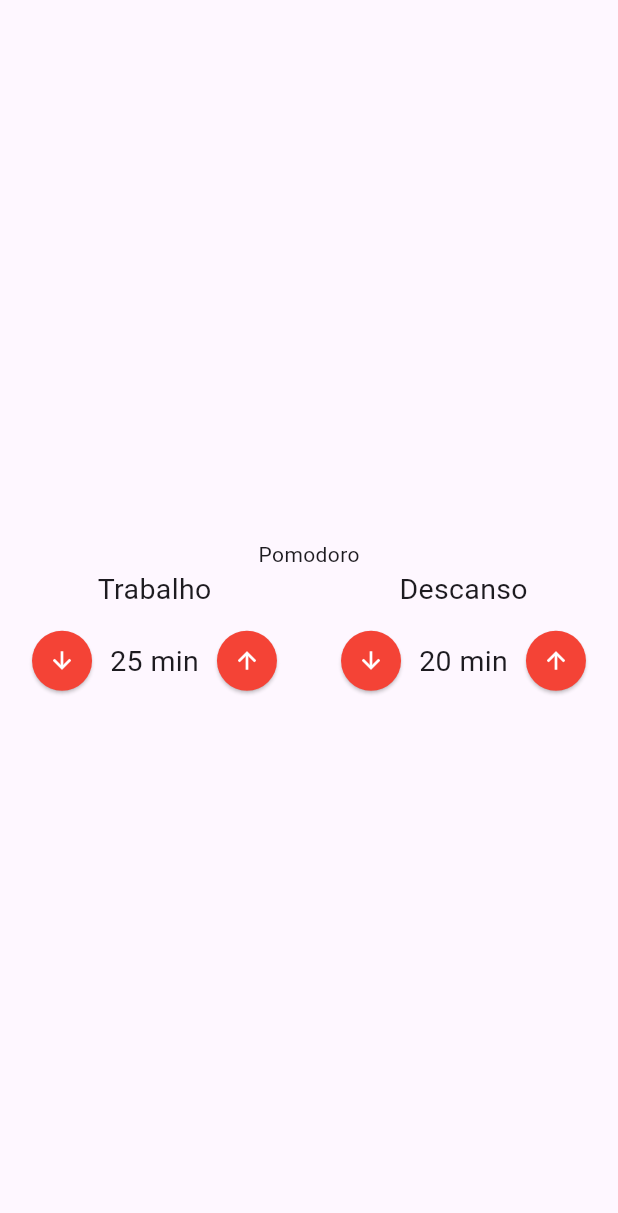
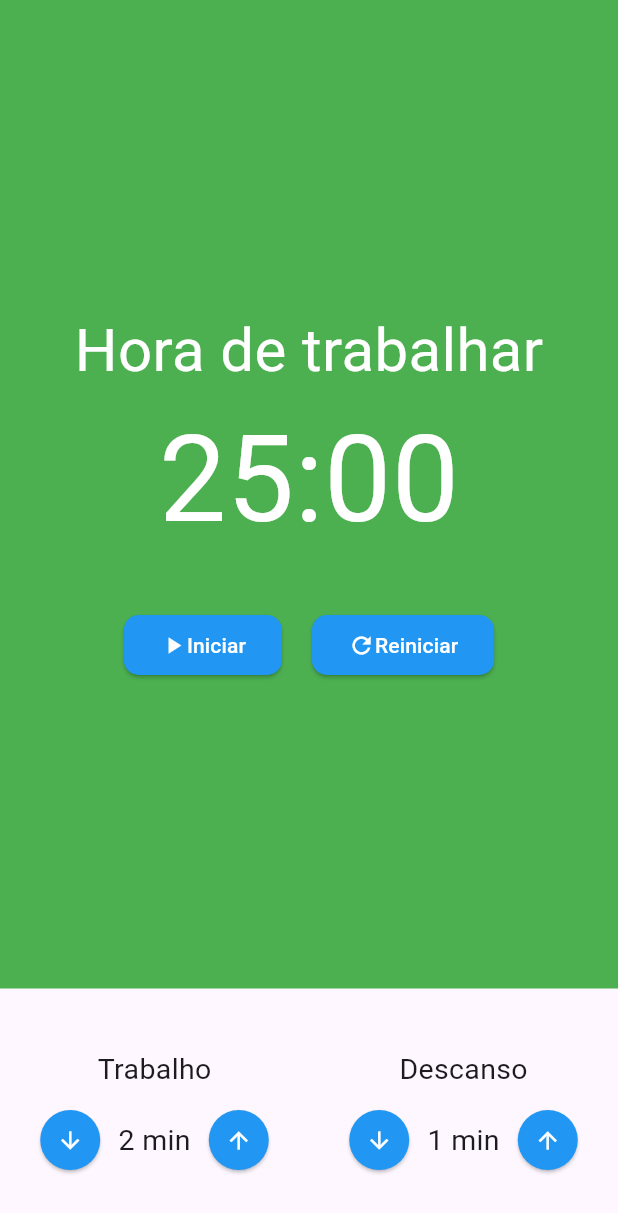
Before and after one commit to reisdeveloper/Pomodoro, a Flutter app: the screen it shows after launch, on a phone screen of 412 x 824 dp. Shown: the top 1213 px of the screen. Run offline on Flutter 3.47's test engine with Material 3 defaults, Android fonts, the phone set to English and light mode, and no system bars; our stand-ins replace flutter_mobx, mobx; generated files the repository leaves out were written again.

Commit message:
provedor pronto

```diff
--- a/lib/main.dart
+++ b/lib/main.dart
@@ -1,5 +1,7 @@
 import 'package:flutter/material.dart';
 import 'package:jacob_mobx/pages/pomodoro_widget.dart';
+import 'package:jacob_mobx/store/pomodoro.dart';
+import 'package:provider/provider.dart';
 
 void main() {
   runApp(const MyApp());
@@ -11,7 +13,13 @@ class MyApp extends StatelessWidget {
   // This widget is the root of your application.
   @override
   Widget build(BuildContext context) {
-    return MaterialApp(
+    return MultiProvider(
+      providers: [
+        Provider<PomodoroStore>(
+          create: (_) => PomodoroStore(),
+        )
+      ],
+      child: MaterialApp(
         debugShowCheckedModeBanner: false,
         title: 'Flutter Demo',
         theme: ThemeData(
@@ -19,6 +27,7 @@ class MyApp extends StatelessWidget {
           useMaterial3: true,
         ),
         home: const PomodoroPage(),
+      ),
     );
   }
 }
--- a/lib/pages/conometro.dart
+++ b/lib/pages/conometro.dart
@@ -1,10 +1,58 @@
 import 'package:flutter/material.dart';
+import 'package:jacob_mobx/widgets/cronometro_button.dart';
 
-class Conometro extends StatelessWidget {
-  const Conometro({super.key});
+class ConometroPage extends StatelessWidget {
+  const ConometroPage({super.key});
 
   @override
   Widget build(BuildContext context) {
-    return Container();
+    return Container(
+      color: Colors.green,
+      child: const Column(
+        mainAxisAlignment: MainAxisAlignment.center,
+        crossAxisAlignment: CrossAxisAlignment.center,
+        children: [
+          Text(
+            "Hora de trabalhar",
+            style: TextStyle(
+              color: Colors.white,
+              fontSize: 40,
+            ),
+          ),
+          Text(
+            '25:00',
+            style: TextStyle(
+              color: Colors.white,
+              fontSize: 80,
+            ),
+          ),
+          SizedBox(
+            height: 30,
+          ),
+          Row(
+            mainAxisAlignment: MainAxisAlignment.center,
+            children: [
+              Padding(
+                padding: EdgeInsets.only(right: 10),
+                child: ConometroButtonWidget(
+                  text: 'Iniciar',
+                  icon: Icons.play_arrow,
+                ),
+              ),
+              SizedBox(
+                height: 10,
+              ),
+              Padding(
+                padding: EdgeInsets.only(left: 10),
+                child: ConometroButtonWidget(
+                  text: 'Reiniciar',
+                  icon: Icons.refresh,
+                ),
+              ),
+            ],
+          ),
+        ],
+      ),
+    );
   }
 }
--- a/lib/pages/pomodoro_widget.dart
+++ b/lib/pages/pomodoro_widget.dart
@@ -1,29 +1,39 @@
 import 'package:flutter/material.dart';
+import 'package:jacob_mobx/pages/conometro.dart';
+import 'package:jacob_mobx/store/pomodoro.dart';
 import 'package:jacob_mobx/widgets/entry_time.dart';
+import 'package:provider/provider.dart';
 
 class PomodoroPage extends StatelessWidget {
   const PomodoroPage({super.key});
 
   @override
   Widget build(BuildContext context) {
+    final store = Provider.of<PomodoroStore>(context);
     return Scaffold(
       body: Column(
+        crossAxisAlignment: CrossAxisAlignment.stretch,
         mainAxisAlignment: MainAxisAlignment.center,
         children: [
-          const Text('Pomodoro'),
-          Row(
+          const Expanded(
+            child: ConometroPage(),
+          ),
+          Padding(
+            padding: const EdgeInsets.symmetric(vertical: 40),
+            child: Row(
               mainAxisAlignment: MainAxisAlignment.spaceAround,
               children: [
                 EntryTime(
                   title: 'Trabalho',
-                value: 25,
+                  value: store.jobTime,
                 ),
                 EntryTime(
                   title: 'Descanso',
-                value: 20,
+                  value: store.breakTime,
                 ),
               ],
-          )
+            ),
+          ),
         ],
       ),
     );
--- /dev/null
+++ b/lib/store/pomodoro.dart
@@ -0,0 +1,33 @@
+import 'package:mobx/mobx.dart';
+
+part 'pomodoro.g.dart';
+
+class PomodoroStore = _PomodoroStore with _$PomodoroStore;
+
+abstract class _PomodoroStore with Store {
+  @observable
+  int jobTime = 2;
+
+  @observable
+  int breakTime = 1;
+
+  @action
+  void incrementTimejob() {
+    jobTime++;
+  }
+
+  @action
+  void decrementTimejob() {
+    jobTime--;
+  }
+
+  @action
+  void incrementBreakTime() {
+    breakTime++;
+  }
+
+  @action
+  void decrementBreakTime() {
+    breakTime--;
+  }
+}
--- /dev/null
+++ b/lib/widgets/cronometro_button.dart
@@ -0,0 +1,33 @@
+import 'package:flutter/material.dart';
+
+class ConometroButtonWidget extends StatelessWidget {
+  final String text;
+  final IconData icon;
+  const ConometroButtonWidget(
+      {super.key, required this.text, required this.icon});
+
+  @override
+  Widget build(BuildContext context) {
+    return Row(
+      children: [
+        ElevatedButton(
+          onPressed: () {},
+          style: ElevatedButton.styleFrom(
+            backgroundColor: Colors.blue,
+            foregroundColor: Colors.white,
+            minimumSize: const Size(100, 40),
+            shape: RoundedRectangleBorder(
+              borderRadius: BorderRadius.circular(10),
+            ),
+          ),
+          child: Row(
+            children: [
+              Icon(icon),
+              Text(text),
+            ],
+          ),
+        ),
+      ],
+    );
+  }
+}
--- a/lib/widgets/entry_time.dart
+++ b/lib/widgets/entry_time.dart
@@ -31,7 +31,7 @@ class EntryTime extends StatelessWidget {
               style: ElevatedButton.styleFrom(
                 shape: const CircleBorder(),
                 padding: const EdgeInsets.all(10),
-                backgroundColor: Colors.red,
+                backgroundColor: Colors.blue,
               ),
               child: const Icon(
                 Icons.arrow_downward,
@@ -49,7 +49,7 @@ class EntryTime extends StatelessWidget {
               style: ElevatedButton.styleFrom(
                 shape: const CircleBorder(),
                 padding: const EdgeInsets.all(10),
-                backgroundColor: Colors.red,
+                backgroundColor: Colors.blue,
               ),
               child: const Icon(
                 Icons.arrow_upward,
--- a/pubspec.yaml
+++ b/pubspec.yaml
@@ -25,7 +25,8 @@ dependencies:
   flutter:
     sdk: flutter
   mobx: ^2.0.5
-  flutter_mobx: ^2.1.1
+  flutter_mobx: ^2.0.6+5
+  provider: ^6.1.2
 
 
 
```
Also changed, not shown: lib/store/pomodoro.g.dart (added), pubspec.lock, 1 other file. Lines whose indentation alone changed are shown as unchanged.
